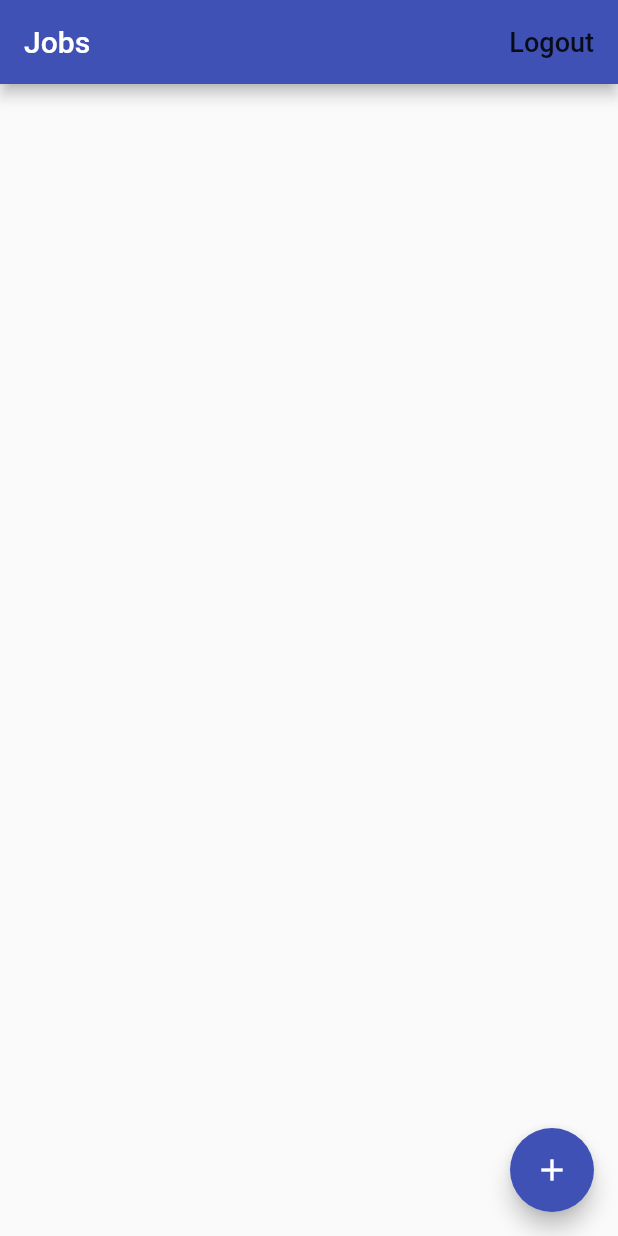
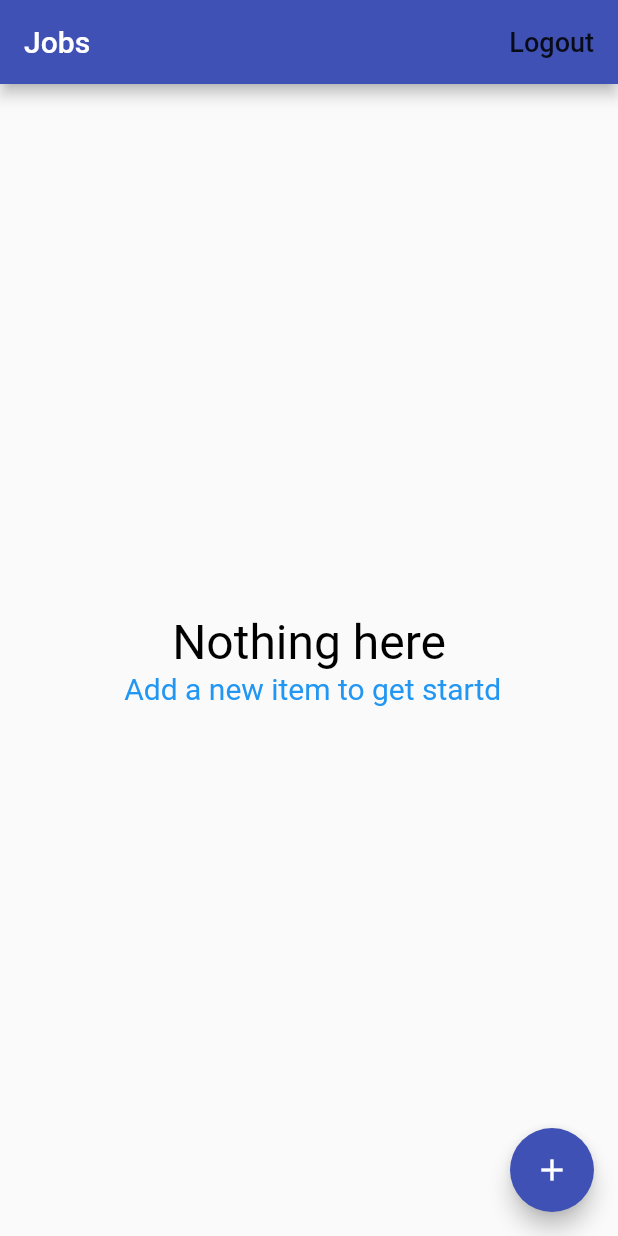
Before and after one commit to saraibra/Time-Tracker, a Flutter app: the screen it shows once a user with an empty profile is signed in, on a phone screen of 412 x 824 dp. Run offline on Flutter 3.47's test engine with Material 2 defaults, Android fonts, the phone set to English and light mode, and no system bars; our stand-ins replace cloud_firestore, firebase_auth, google_sign_in; missing offline and left inert: flutter_facebook_login; accounts and stored records are empty.

Commit message:
job completed

```diff
--- a/lib/app/app_signin/email_signin_form_bloc_based.dart
+++ b/lib/app/app_signin/email_signin_form_bloc_based.dart
@@ -2,7 +2,6 @@ import 'package:flutter/material.dart';
 import 'package:provider/provider.dart';
 import 'package:time_tracker/app/app_signin/email_signin_bloc.dart';
 import 'package:time_tracker/app/app_signin/email_signin_model.dart';
-import 'package:time_tracker/app/app_signin/validators.dart';
 import 'package:time_tracker/common_widgets/form_submit_button.dart';
 import 'package:time_tracker/common_widgets/platform_exception_alert_dialog.dart';
 import 'package:time_tracker/services/auth.dart';
--- /dev/null
+++ b/lib/app/home/jobs/empty_content.dart
@@ -0,0 +1,31 @@
+import 'package:flutter/material.dart';
+
+class EmptyContent extends StatelessWidget {
+  const EmptyContent(
+      {Key key,
+      this.title = 'Nothing here',
+      this.message = ' Add a new item to get startd'})
+      : super(key: key);
+
+  final String title;
+  final String message;
+
+  @override
+  Widget build(BuildContext context) {
+    return Center(
+      child: Column(
+        mainAxisAlignment: MainAxisAlignment.center,
+        children: <Widget>[
+          Text(
+            title,
+            style: TextStyle(fontSize: 32, color: Colors.black),
+          ),
+          Text(
+            message,
+            style: TextStyle(fontSize: 20, color: Colors.blue),
+          ),
+        ],
+      ),
+    );
+  }
+}
--- /dev/null
+++ b/lib/app/home/jobs/jobs_page.dart
@@ -0,0 +1,89 @@
+import 'package:flutter/material.dart';
+import 'package:flutter/services.dart';
+import 'package:provider/provider.dart';
+import 'package:time_tracker/app/home/jobs/edit_job_page.dart';
+import 'package:time_tracker/app/home/jobs/empty_content.dart';
+import 'package:time_tracker/app/home/jobs/job_list_title.dart';
+import 'package:time_tracker/app/home/jobs/list_item_builder.dart';
+import 'package:time_tracker/app/home/models/job.dart';
+import 'package:time_tracker/common_widgets/platform_alret_dialog.dart';
+import 'package:time_tracker/common_widgets/platform_exception_alert_dialog.dart';
+import 'package:time_tracker/services/auth.dart';
+import 'package:time_tracker/services/database.dart';
+
+class JobPage extends StatelessWidget {
+  Future<void> _confirmSignOut(BuildContext context) async {
+    final deadRequestSignOut = await PlatformAlretDialog(
+      title: 'Logout',
+      content: 'Are sure that you want to logout ?',
+      cancelActionText: 'Cancel',
+      defaultActionText: 'Logout',
+    ).show(context);
+    if (deadRequestSignOut == true) {
+      _signOut(context);
+    }
+  }
+
+  Future<void> _signOut(BuildContext context) async {
+    try {
+      final auth = Provider.of<AuthBase>(context);
+
+      await auth.signOut();
+    } catch (e) {}
+  }
+
+  @override
+  Widget build(BuildContext context) {
+    return Scaffold(
+        appBar: AppBar(
+          title: Text('Jobs'),
+          actions: <Widget>[
+            FlatButton(
+                onPressed: () => _confirmSignOut(context),
+                child: Text(
+                  'Logout',
+                  style: TextStyle(fontSize: 18),
+                ))
+          ],
+        ),
+        body: _buildContents(context),
+        floatingActionButton: FloatingActionButton(
+          child: Icon(Icons.add),
+          onPressed: () => EditJobPage.show(context),
+        ));
+  }
+
+  Widget _buildContents(BuildContext context) {
+    final database = Provider.of<Database>(context);
+    return StreamBuilder<List<Job>>(
+      builder: (context, snapshot) {
+        return ListItemBuilder<Job>(
+          snapshot: snapshot,
+          itemBuilder: (context, job) => Dismissible(
+            key: Key('job-${job.id}'),
+            direction: DismissDirection.endToStart,
+            onDismissed: (direction) => _delete(context, job),
+            background: Container(
+              color: Colors.red,
+            ),
+            child: JobListTitle(
+              job: job,
+              onTab: () => EditJobPage.show(context, job: job),
+            ),
+          ),
+        );
+      },
+      stream: database.jobsStream(),
+    );
+  }
+
+  Future<void> _delete(BuildContext context, Job job) async {
+    try {
+      final database = Provider.of<Database>(context);
+      await database.deleteJob(job);
+    } on PlatformException catch (e) {
+      PlatformExceptionAlertDialog(title: ' Operation failed', exception: e)
+          .show(context);
+    }
+  }
+}
--- /dev/null
+++ b/lib/app/home/jobs/list_item_builder.dart
@@ -0,0 +1,40 @@
+import 'package:flutter/material.dart';
+import 'package:time_tracker/app/home/jobs/empty_content.dart';
+
+typedef ItemWidgetBuilder<T> = Widget Function(BuildContext, T item);
+
+class ListItemBuilder<T> extends StatelessWidget {
+  const ListItemBuilder(
+      {Key key, @required this.snapshot, @required this.itemBuilder})
+      : super(key: key);
+
+  final AsyncSnapshot<List<T>> snapshot;
+  final ItemWidgetBuilder<T> itemBuilder;
+
+  @override
+  Widget build(BuildContext context) {
+    if (snapshot.hasData) {
+      final List<T> items = snapshot.data;
+      if (items.isNotEmpty) {
+        _buildList(items);
+      } else {
+        return EmptyContent();
+      }
+    } else if (snapshot.hasError) {
+      return EmptyContent(
+        title: 'Something went wrong',
+        message: 'Can\'t load items right now',
+      );
+    }
+    return Center(child: CircularProgressIndicator());
+  }
+
+  Widget _buildList(List<T> items) {
+    return ListView.separated(
+        itemCount: items.length,
+        separatorBuilder: (context, index) => Divider(
+              height: 0.5,
+            ),
+        itemBuilder: (context, index) => itemBuilder(context, items[index]));
+  }
+}
--- a/lib/app/home/jobs_page.dart
+++ /dev/null
@@ -1,52 +0,0 @@
-import 'package:flutter/material.dart';
-import 'package:provider/provider.dart';
-import 'package:time_tracker/app/home/models/job.dart';
-import 'package:time_tracker/common_widgets/platform_alret_dialog.dart';
-import 'package:time_tracker/services/auth.dart';
-import 'package:time_tracker/services/database.dart';
-
-class JobPage extends StatelessWidget {
-  Future<void> _confirmSignOut(BuildContext context) async {
-    final deadRequestSignOut = await PlatformAlretDialog(
-      title: 'Logout',
-      content: 'Are sure that you want to logout ?',
-      cancelActionText: 'Cancel',
-      defaultActionText: 'Logout',
-    ).show(context);
-    if (deadRequestSignOut == true) {
-      _signOut(context);
-    }
-  }
-
-  Future<void> _signOut(BuildContext context) async {
-    try {
-      final auth = Provider.of<AuthBase>(context);
-
-      await auth.signOut();
-    } catch (e) {}
-  }
-
-  @override
-  Widget build(BuildContext context) {
-    return Scaffold(
-      appBar: AppBar(
-        title: Text('Jobs'),
-        actions: <Widget>[
-          FlatButton(
-              onPressed: () => _confirmSignOut(context),
-              child: Text(
-                'Logout',
-                style: TextStyle(fontSize: 18),
-              ))
-        ],
-      ),
-      floatingActionButton: FloatingActionButton(
-          child: Icon(Icons.add), onPressed: () => _createJob(context)),
-    );
-  }
-
-  Future<void> _createJob(BuildContext context) async {
-    final database = Provider.of<Database>(context);
-    await database.craeteJob(Job(name: 'Adding', ratePerHour: '10'));
-  }
-}
--- a/lib/app/home/models/job.dart
+++ b/lib/app/home/models/job.dart
@@ -1,11 +1,27 @@
+import 'package:flutter/foundation.dart';
 import 'package:meta/meta.dart';
 class Job {
+  final String id;
   final String name;
-  final String ratePerHour;
+  final int ratePerHour;
+
   Job({
+    @required this.id,
     @required this.name,
     @required this.ratePerHour
   });
+  factory Job.fromMap(Map<String,dynamic> data,String documentId){
+   if(data == null){
+     return null;
+   }
+
+   final String name = data['name'];
+   final int ratePerHour = data['ratePerHour'];
+   return Job(
+     id: documentId,
+     name: name,
+     ratePerHour: ratePerHour);
+  }
   Map<String ,dynamic> toMap(){
     return {
       'name':name,
--- a/lib/app/landing_page.dart
+++ b/lib/app/landing_page.dart
@@ -1,7 +1,7 @@
 import 'package:flutter/material.dart';
 import 'package:provider/provider.dart';
 import 'package:time_tracker/app/app_signin/signin_page.dart';
-import 'package:time_tracker/app/home/jobs_page.dart';
+import 'package:time_tracker/app/home/jobs/jobs_page.dart';
 import 'package:time_tracker/services/auth.dart';
 import 'package:time_tracker/services/database.dart';
 
--- /dev/null
+++ b/lib/services/api_path.dart
@@ -0,0 +1,4 @@
+class ApiPath {
+  static String job (String uid, String jobId) => 'users/$uid/jobs/$jobId';
+  static String jobs (String uid) =>'users/$uid/jobs';
+}
```
Also changed, not shown: lib/app/home/jobs/edit_job_page.dart (added, +140 -0 lines), lib/app/home/jobs/job_list_title.dart (added, +19 -0 lines), lib/services/database.dart (+18 -11 lines), lib/services/firestore_service.dart (added, +23 -0 lines).
